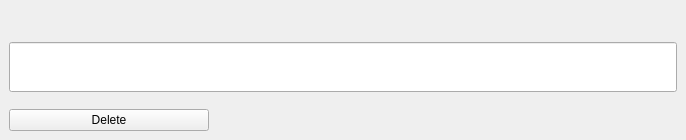
First picture: the form in forms/NoteButton.ui, repository Patryk-Trojak/Notes, before the edit.
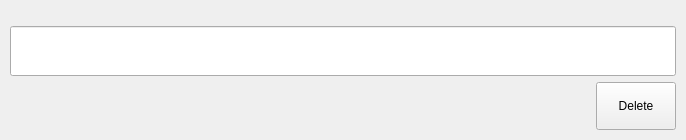
Second picture: the form after the edit.

Commit message: Change layout of NoteButton

```diff
--- a/forms/NoteButton.ui
+++ b/forms/NoteButton.ui
@@ -18,39 +18,30 @@
   </property>
   <property name="minimumSize">
    <size>
-    <width>550</width>
-    <height>140</height>
+    <width>300</width>
+    <height>120</height>
    </size>
   </property>
   <property name="windowTitle">
    <string>Form</string>
   </property>
-  <layout class="QVBoxLayout" name="verticalLayout">
+  <layout class="QVBoxLayout" name="verticalLayout" stretch="1,3,3">
    <property name="spacing">
-    <number>0</number>
+    <number>6</number>
    </property>
    <property name="leftMargin">
-    <number>0</number>
+    <number>10</number>
    </property>
    <property name="topMargin">
-    <number>0</number>
+    <number>10</number>
    </property>
    <property name="rightMargin">
-    <number>0</number>
+    <number>10</number>
    </property>
    <property name="bottomMargin">
-    <number>0</number>
+    <number>10</number>
    </property>
    <item>
-    <widget class="QWidget" name="pushButton" native="true">
-     <property name="sizePolicy">
-      <sizepolicy hsizetype="Expanding" vsizetype="Expanding">
-       <horstretch>0</horstretch>
-       <verstretch>0</verstretch>
-      </sizepolicy>
-     </property>
-     <layout class="QGridLayout" name="gridLayout">
-      <item row="0" column="0">
        <spacer name="verticalSpacer_2">
         <property name="orientation">
          <enum>Qt::Vertical</enum>
@@ -63,7 +54,7 @@
         </property>
        </spacer>
       </item>
-      <item row="2" column="0">
+   <item>
        <widget class="QLineEdit" name="titleEdit">
         <property name="sizePolicy">
          <sizepolicy hsizetype="Expanding" vsizetype="Expanding">
@@ -79,57 +70,14 @@
         </property>
        </widget>
       </item>
-      <item row="3" column="0">
-       <widget class="QWidget" name="widget_2" native="true">
-        <property name="sizePolicy">
-         <sizepolicy hsizetype="Preferred" vsizetype="Expanding">
-          <horstretch>0</horstretch>
-          <verstretch>0</verstretch>
-         </sizepolicy>
-        </property>
-        <layout class="QGridLayout" name="gridLayout_2" rowstretch="3,0" columnstretch="1,2,1,1">
-         <property name="leftMargin">
-          <number>0</number>
-         </property>
-         <property name="topMargin">
-          <number>0</number>
-         </property>
-         <property name="bottomMargin">
-          <number>0</number>
-         </property>
-         <item row="0" column="0">
-          <spacer name="verticalSpacer">
-           <property name="orientation">
-            <enum>Qt::Vertical</enum>
-           </property>
-           <property name="sizeHint" stdset="0">
-            <size>
-             <width>20</width>
-             <height>0</height>
-            </size>
-           </property>
-          </spacer>
-         </item>
-         <item row="1" column="0">
-          <widget class="QPushButton" name="deleteButton">
-           <property name="sizePolicy">
-            <sizepolicy hsizetype="Preferred" vsizetype="Preferred">
-             <horstretch>0</horstretch>
-             <verstretch>0</verstretch>
-            </sizepolicy>
-           </property>
-           <property name="maximumSize">
-            <size>
-             <width>200</width>
-             <height>16777215</height>
-            </size>
-           </property>
-           <property name="text">
-            <string>Delete</string>
-           </property>
-          </widget>
-         </item>
-         <item row="1" column="3">
+   <item>
+    <layout class="QHBoxLayout" name="horizontalLayout_3">
+     <item>
+      <layout class="QVBoxLayout" name="verticalLayout_2">
+       <property name="spacing">
+        <number>2</number>
+       </property>
+       <item>
           <widget class="QLabel" name="creationTime">
            <property name="enabled">
             <bool>true</bool>
@@ -145,7 +93,7 @@
            </property>
           </widget>
          </item>
-         <item row="1" column="2">
+       <item>
           <widget class="QLabel" name="modificationTime">
            <property name="sizePolicy">
             <sizepolicy hsizetype="Maximum" vsizetype="Preferred">
@@ -158,7 +106,9 @@
            </property>
           </widget>
          </item>
-         <item row="1" column="1">
+      </layout>
+     </item>
+     <item>
           <spacer name="horizontalSpacer">
            <property name="orientation">
             <enum>Qt::Horizontal</enum>
@@ -171,11 +121,26 @@
            </property>
           </spacer>
          </item>
-        </layout>
+     <item>
+      <widget class="QPushButton" name="deleteButton">
+       <property name="sizePolicy">
+        <sizepolicy hsizetype="Preferred" vsizetype="Preferred">
+         <horstretch>0</horstretch>
+         <verstretch>0</verstretch>
+        </sizepolicy>
+       </property>
+       <property name="maximumSize">
+        <size>
+         <width>16777215</width>
+         <height>16777215</height>
+        </size>
+       </property>
+       <property name="text">
+        <string>Delete</string>
+       </property>
        </widget>
       </item>
      </layout>
-    </widget>
    </item>
   </layout>
  </widget>
```
Lines whose indentation alone changed are shown as unchanged.
